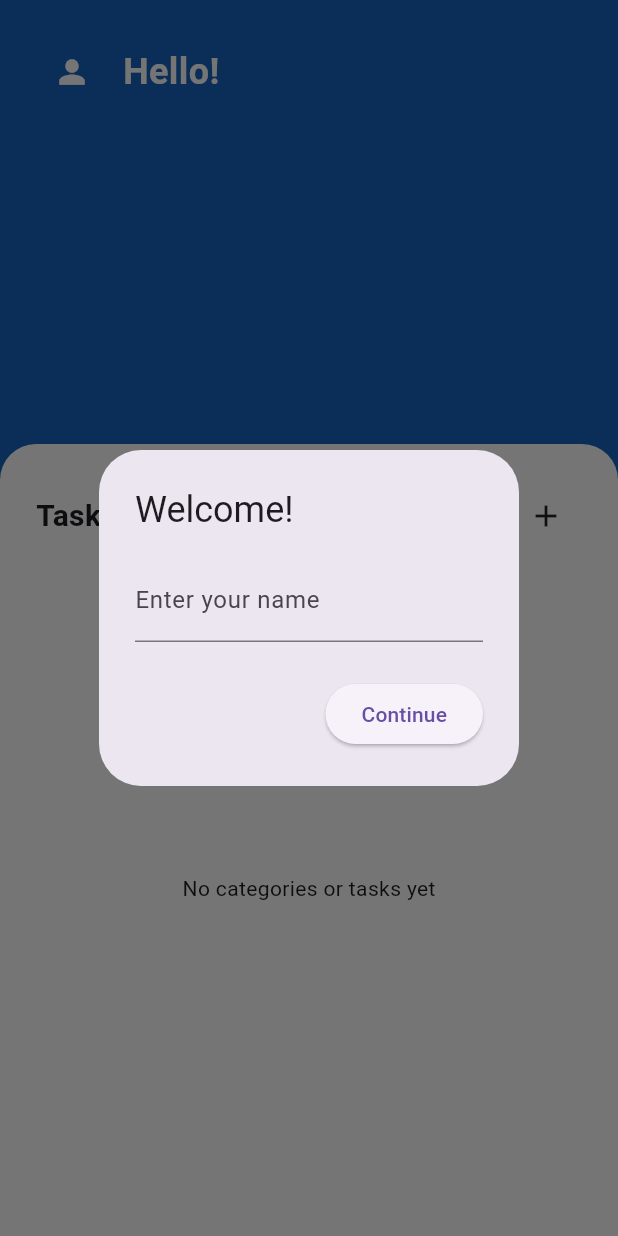
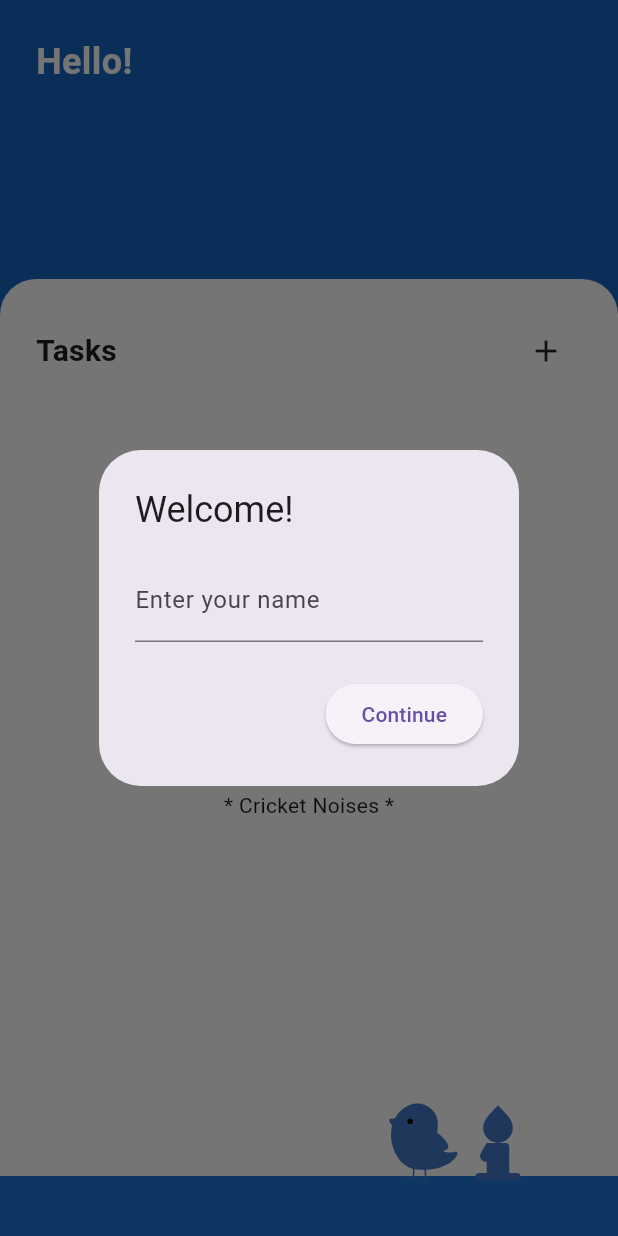
Before and after one commit to dotping-me/task-planner, a Flutter app: the screen it shows after launch, after a tap on the "add" icon, on a phone screen of 412 x 824 dp. Run offline on Flutter 3.47's test engine with Material 3 defaults, Android fonts, the phone set to English and light mode, and no system bars; our stand-ins replace flutter_svg, sqflite, sqflite_common_ffi; accounts and stored records are empty.

Commit message:
Some UI changes

```diff
--- a/lib/main.dart
+++ b/lib/main.dart
@@ -23,6 +23,8 @@ void main() async {
     } catch (e, st) {
 
         // Error State
+        // TODO: Turn this into a proper page
+
         runApp(MaterialApp(
             home: Scaffold(
                 body: Center(child: Text('DB Init error: $e\n$st')),
--- a/lib/screens/home_page.dart
+++ b/lib/screens/home_page.dart
@@ -4,6 +4,7 @@ import 'package:taskplanner/model/tree_node.dart';
 import 'package:taskplanner/widgets/add_batch_dialog_widget.dart';
 import 'package:taskplanner/widgets/add_category_dialog_widget.dart';
 import 'package:taskplanner/widgets/add_task_dialog_widget.dart';
+import 'package:taskplanner/widgets/footer_widget.dart';
 import 'package:taskplanner/widgets/tree_view_widget.dart';
 
 class HomePage extends StatefulWidget {
@@ -16,6 +17,10 @@ class HomePage extends StatefulWidget {
 
 class _HomePageState extends State<HomePage> {
   String? _username; // Metadata, sort of
+
+  // Detects if the Tree View Container is at the top of the screen or not
+  final ScrollController _scrollController = ScrollController();
+  bool _isAtTop = true;
 
   List<TreeNode> tree = [];
   int? selectedCategoryId;
@@ -32,7 +37,31 @@ class _HomePageState extends State<HomePage> {
       });
     }
 
+    // Logic to detect if tasks are at the top of the screen
+    _scrollController.addListener(() {
+      if (!_scrollController.hasClients) return;
+      final atTop = _scrollController.position.pixels <= 0;
+
+      if (atTop != _isAtTop) {
+        if (mounted) {
+          setState(() {
+            _isAtTop = atTop;
+          });
+        }
+      } else {
+        if (mounted) {
+          _isAtTop = false;
+        }
+      }
+    });
+
     loadTree();
+  }
+
+  @override
+  void dispose() {
+    _scrollController.dispose();
+    super.dispose();
   }
 
   // Just forces a UI update
@@ -81,9 +110,7 @@ class _HomePageState extends State<HomePage> {
 
           content: TextField(
             controller: controller,
-                        decoration: const InputDecoration(
-                            labelText: 'Enter your name',
-                        ),
+            decoration: const InputDecoration(labelText: 'Enter your name'),
           ),
 
           actions: [
@@ -114,10 +141,7 @@ class _HomePageState extends State<HomePage> {
   void _showAddCategoryDialog(BuildContext context) {
     showDialog(
       context: context,
-            builder: (_) => AddCategoryDialog(
-                parentId: null,
-                onAdded: loadTree,
-            ),
+      builder: (_) => AddCategoryDialog(parentId: null, onAdded: loadTree),
     );
   }
 
@@ -125,10 +149,7 @@ class _HomePageState extends State<HomePage> {
   void _showAddTaskDialog(BuildContext context) {
     showDialog(
       context: context,
-            builder: (_) => AddTaskDialog(
-                categoryId: null,
-                onAdded: loadTree,
-            ),
+      builder: (_) => AddTaskDialog(categoryId: null, onAdded: loadTree),
     );
   }
 
@@ -136,10 +157,8 @@ class _HomePageState extends State<HomePage> {
   void _showBatchGeneratorDialog(BuildContext context) {
     showDialog(
       context: context,
-            builder: (_) => BatchGeneratorDialog(
-            parentCategory: null,
-            onUpdated: loadTree,
-            ),
+      builder: (_) =>
+          BatchGeneratorDialog(parentCategory: null, onUpdated: loadTree),
     );
   }
 
@@ -148,69 +167,74 @@ class _HomePageState extends State<HomePage> {
     return Scaffold(
       backgroundColor: Colors.blue[800],
 
-            body: SafeArea(
-                child: Column(children: [
+      body: Stack(children: [
+        SafeArea(
+          child: CustomScrollView(
+            controller: _scrollController, // Feeds in data
 
-                    // Top part of the app, with the greetings and all that
-                    Padding(padding: EdgeInsets.all(24.0), child: Column(children: [
+            slivers: [
+              // Hero (ish) section
+              SliverToBoxAdapter(
+                child: Container(
+                  color: Colors.blue[800],
+                  padding: const EdgeInsets.all(24.0),
+                  child: Column(
+                    children: [
+                      // Greeting Row
+                      Row(
+                        children: [
+                          Text(
+                            _username != null ? 'Hello, $_username!' : 'Hello!',
+                            style: const TextStyle(
+                              color: Colors.white,
+                              fontSize: 24,
+                              fontWeight: FontWeight.bold,
+                            ),
+                          ),
+                        ],
+                      ),
 
-                        // User greeting
-                        Row(children: [
+                      const SizedBox(height: 24),
 
-                            // 'Change name' button
-                            IconButton(
-                                icon: const Icon(Icons.person, color: Colors.white, fontWeight: FontWeight.bold,),
-                                onPressed: null),
+                      /// TODO: Stats Cards here maybe?
+                      const SizedBox(height: 80),
+                    ],
+                  ),
+                ),
+              ),
 
-                            const SizedBox(width: 10.0),
+              /// Tree View Container
+              SliverFillRemaining(
+                hasScrollBody: true,
 
-                            // Name displayed
-                            Text(_username != null ? 'Hello, $_username!' : 'Hello!',
-                            style: TextStyle(color: Colors.white, fontSize: 24, fontWeight: FontWeight.bold),),
-                        ],),
+                // Unrounds corners at the top (and vice-versa)
+                child: AnimatedContainer(
+                  duration: const Duration(milliseconds: 200),
+                  curve: Curves.easeInOut,
 
-                        // TODO: Stats cards, maybe?
-
-                        SizedBox(height: 200.0,), // Spacing
-
-                    ],),),
-
-                    // Tree-view Display Container
-                    // I want rounded corners here but just for the top
-
-                    Expanded(child: GestureDetector(
-
-                        // Reset last clicked node when clicked outside
-                        behavior: HitTestBehavior.translucent,
-                        onTap: () {
-                            setState(() {
-                                selectedCategoryId = null;
-                            });
-                        },
-
-                        child: Container(
-
-                        // I'm too lazy to redo all the indentation below
-                        decoration: const BoxDecoration(
+                  decoration: BoxDecoration(
                     color: Colors.white,
                     borderRadius: BorderRadius.only(
-                                topLeft: Radius.circular(24.0),
-                                topRight: Radius.circular(24.0),
-                            )
-
+                      topLeft: Radius.circular(_isAtTop ? 24.0 : 0.0),
+                      topRight: Radius.circular(_isAtTop ? 24.0 : 0.0),
+                    ),
                   ),
 
-                        padding: EdgeInsets.all(24.0),
-                        child: Column(children: [
-
-                            // Header
+                  padding: const EdgeInsets.all(24.0),
+                  child: Column(
+                    children: [
+                      /// Header Row
                       Row(
                         mainAxisAlignment: MainAxisAlignment.spaceBetween,
                         children: [
-                                    Text('Tasks', style: TextStyle(
-                                        fontWeight: FontWeight.bold, fontSize: 20),),
+                          const Text(
+                            'Tasks',
+                            style: TextStyle(
+                              fontWeight: FontWeight.bold,
+                              fontSize: 20,
+                            ),
+                          ),
 
-                                    // Button that shows dialog to add everything
                           PopupMenuButton<String>(
                             icon: const Icon(Icons.add),
                             onSelected: (value) {
@@ -218,30 +242,24 @@ class _HomePageState extends State<HomePage> {
                                 case 'Add Top Category':
                                   _showAddCategoryDialog(context);
                                   break;
-
                                 case 'Add Top Task':
                                   _showAddTaskDialog(context);
                                   break;
-
                                 case 'Generate':
                                   _showBatchGeneratorDialog(context);
                                   break;
                               }
                             },
-
-                                        itemBuilder: (context) => [
-                                            const PopupMenuItem(
+                            itemBuilder: (context) => const [
+                              PopupMenuItem(
                                 value: 'Add Top Category',
                                 child: Text('Add Top Category'),
                               ),
-
-
-                                            const PopupMenuItem(
+                              PopupMenuItem(
                                 value: 'Add Top Task',
                                 child: Text('Add Top Task'),
                               ),
-
-                                            const PopupMenuItem(
+                              PopupMenuItem(
                                 value: 'Generate',
                                 child: Text('Generate'),
                               ),
@@ -250,19 +268,25 @@ class _HomePageState extends State<HomePage> {
                         ],
                       ),
 
-                            const SizedBox(height: 16.0,),
+                      const SizedBox(height: 16.0),
 
-                            // Show categories and tasks here
+                      /// TreeView Section
                       Expanded(
                         child: tree.isEmpty
-                                ? const Center(child: Text("No categories or tasks yet"))
-                                : SingleChildScrollView(child:
-
+                            ? const Center(
+                                child: Text(
+                                  "* Cricket Noises *",
+                                  style: TextStyle(
+                                    fontVariations: [FontVariation.italic(1.0)],
+                                  ),
+                                ),
+                              )
+                            : Stack(
+                                children: [
+                                  // Scrollable Tree
                                   TreeViewWidget(
                                     nodes: tree,
                                     reload: loadTree,
-
-                                        // Track last clicked node
                                     selectedNodeId: selectedCategoryId,
                                     onSelect: (id) {
                                       setState(() {
@@ -271,13 +295,45 @@ class _HomePageState extends State<HomePage> {
                                     },
                                   ),
 
+                                  // Adding a gradient at the bottom of the screen
+                                  Positioned(
+                                    left: 0,
+                                    right: 0,
+                                    bottom: 0,
+                                    child: IgnorePointer(
+                                      child: Container(
+                                        height: 150,
+                                        decoration: BoxDecoration(
+                                          gradient: LinearGradient(
+                                            begin: Alignment.topCenter,
+                                            end: Alignment.bottomCenter,
+                                            colors: [
+                                              Colors.white.withAlpha(0),
+                                              Colors.white,
+                                            ],
+                                          ),
+                                        ),
+                                      ),
+                                    ),
+                                  ),
+                                ],
+                              ),
+                      ),
+                    ],
+                  ),
+                ),
+              ),
+            ],
           ),
         ),
 
-                        ],),))
-                    ),]
+        const Positioned(
+          left: 0,
+          right: 0,
+          bottom: 0,
+          child: FooterScene(),
         )
-            )
+      ]),
     );
   }
 }
--- /dev/null
+++ b/lib/widgets/footer_widget.dart
@@ -0,0 +1,51 @@
+import 'package:flutter/material.dart';
+import 'package:flutter_svg/flutter_svg.dart';
+
+class FooterScene extends StatelessWidget {
+  const FooterScene({super.key});
+
+  @override
+  Widget build(BuildContext context) {
+    return SizedBox(
+      height: 120,
+      width: MediaQuery.of(context).size.width, // Take the full width
+
+      child: Stack(
+        alignment: Alignment.bottomLeft,
+        children: [
+
+          // Ground
+          Positioned(
+            left: 0,
+            right: 0,
+            bottom: 0, // flush to bottom
+            child: Container(
+              height: 40, // ground thickness
+              color: const Color.fromARGB(255, 30, 117, 216),
+            ),
+          ),
+
+          // Candle
+          Positioned(
+            right: 50,
+            bottom: 32,
+            child: SvgPicture.asset(
+              'assets/candle.svg',
+              height: 60,
+            ),
+          ),
+
+          // Bird
+          Positioned(
+            right: 100,
+            bottom: 32,
+            child: SvgPicture.asset(
+              'assets/bird.svg',
+              height: 60,
+            ),
+          ),
+        ],
+      ),
+    );
+  }
+}
--- a/pubspec.yaml
+++ b/pubspec.yaml
@@ -33,6 +33,7 @@ dependencies:
   sqflite: ^2.4.2
   sqflite_common_ffi: ^2.3.0
   path: ^1.9.1
+  flutter_svg: ^2.2.3
 
   # The following adds the Cupertino Icons font to your application.
   # Use with the CupertinoIcons class for iOS style icons.
@@ -54,6 +55,9 @@ dev_dependencies:
 
 # The following section is specific to Flutter packages.
 flutter:
+  assets:
+      - assets/candle.svg
+      - assets/bird.svg
 
   # The following line ensures that the Material Icons font is
   # included with your application, so that you can use the icons in
```
Also changed, not shown: assets/bird.svg (added), assets/candle.svg (added), pubspec.lock. Lines whose indentation alone changed are shown as unchanged.
